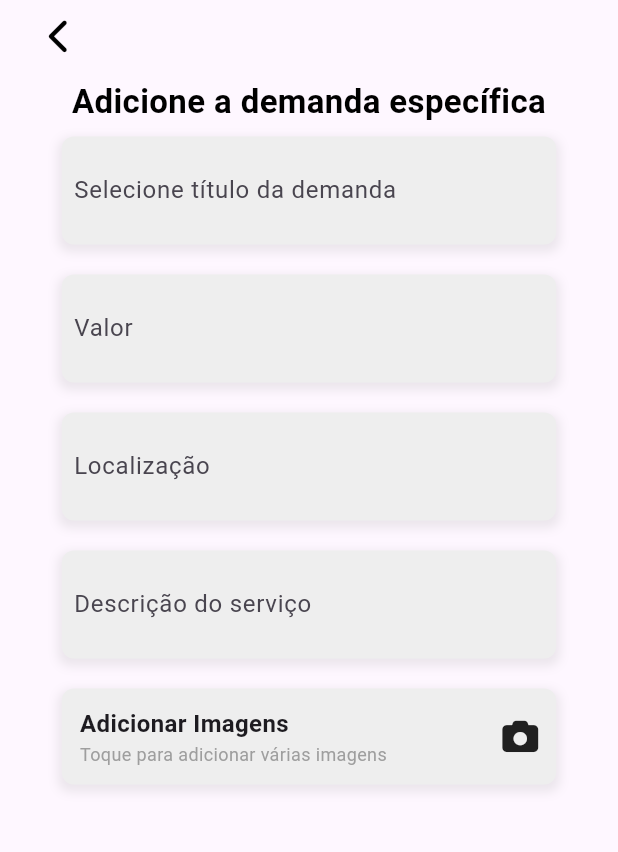
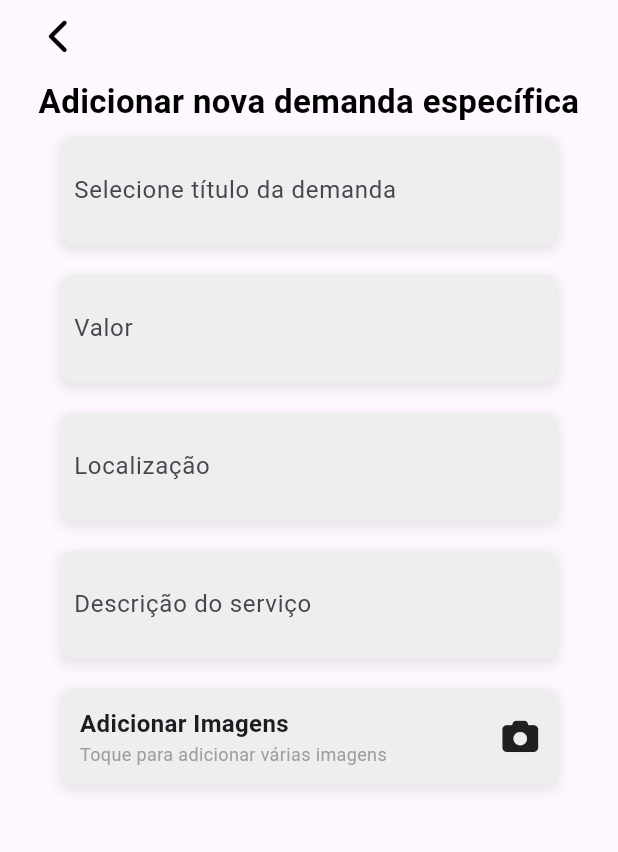
Before and after one commit to Felipe7690/ConectaWork, a Flutter app: the NovaDemanda screen opened directly, on a phone screen of 412 x 824 dp, the part 84-936 px from its top. Run offline on Flutter 3.47's test engine with Material 3 defaults, Android fonts, the phone set to English and light mode, and no system bars; our stand-ins replace font_awesome_flutter, image_picker, searchfield; missing offline and left inert: flutter_floating_bottom_bar.

Commit message:
Ajuste no português

```diff
--- a/trabalho_conecta_work/lib/pages/nova_demanda.dart
+++ b/trabalho_conecta_work/lib/pages/nova_demanda.dart
@@ -12,23 +12,19 @@ class NovaDemanda extends StatefulWidget {
 }
 
 class _NovaDemandaState extends State<NovaDemanda> {
-  // Controladores para os campos de texto
   final TextEditingController _titleController = TextEditingController();
   final TextEditingController _valueController = TextEditingController();
   final TextEditingController _locationController = TextEditingController();
   final TextEditingController _descriptionController = TextEditingController();
-  List<XFile>? _imageFiles; // Armazena as imagens selecionadas
+  List<XFile>? _imageFiles;
 
-  // Títulos originais para cada campo
   final String _titlePlaceholder = 'Selecione título da demanda';
   final String _valuePlaceholder = 'Valor';
   final String _locationPlaceholder = 'Localização';
   final String _descriptionPlaceholder = 'Descrição do serviço';
   final String _imagePlaceholder = 'Adicionar Imagens';
 
-
-  Widget _buildEditableField(String placeholder, TextEditingController controller,
-      {bool isNumeric = false}) {
+  Widget _buildEditableField(String placeholder, TextEditingController controller, {bool isNumeric = false}) {
     return Padding(
       padding: const EdgeInsets.only(bottom: 20.0),
       child: Container(
@@ -36,52 +32,49 @@ class _NovaDemandaState extends State<NovaDemanda> {
         padding: const EdgeInsets.all(8.0),
         decoration: BoxDecoration(
           color: Colors.grey[200],
-          borderRadius: BorderRadius.circular(8.0), // Bordas arredondadas
+          borderRadius: BorderRadius.circular(8.0),
           boxShadow: [
             BoxShadow(
               color: Colors.grey.withOpacity(0.2),
               spreadRadius: 2,
               blurRadius: 5,
-              offset: const Offset(0, 3), // Sombra para baixo
+              offset: const Offset(0, 3),
             ),
           ],
         ),
         child: Focus(
           onFocusChange: (hasFocus) {
             if (!hasFocus && controller.text.isEmpty) {
-              controller.text = ''; // Retorna ao texto original se não houver alteração
+              controller.text = '';
             } else if (!hasFocus && controller.text.isNotEmpty) {
-              controller.text = controller.text; // Mantém o texto se foi alterado
+              controller.text = controller.text;
             }
           },
           child: TextField(
             controller: controller,
             decoration: InputDecoration(
-              labelText: controller.text.isEmpty ? placeholder : '', // Esconde o texto original ao editar
-              border: InputBorder.none, // Remove a borda padrão
+              labelText: controller.text.isEmpty ? placeholder : '',
+              border: InputBorder.none,
               prefixText: isNumeric ? 'R\$ ' : null,
             ),
             keyboardType: isNumeric ? TextInputType.numberWithOptions(decimal: true) : TextInputType.text,
             onTap: () {
-              // Limpa o campo ao tocar
               if (controller.text == placeholder) {
-                controller.clear(); // Limpa o texto placeholder
+                controller.clear();
               }
             },
             onChanged: (value) {
-              // Atualiza a visibilidade do placeholder
               if (isNumeric) {
-                // Formata o valor para real
-                value = value.replaceAll(RegExp(r'[^\d]'), ''); // Remove tudo que não for dígito
+                value = value.replaceAll(RegExp(r'[^\d]'), '');
                 if (value.isNotEmpty) {
-                  double parsedValue = double.parse(value) / 100; // Converte para real
-                  controller.text = parsedValue.toStringAsFixed(2).replaceAll('.', ','); // Formata como moeda
-                  controller.selection = TextSelection.fromPosition(TextPosition(offset: controller.text.length)); // Move o cursor para o final
+                  double parsedValue = double.parse(value) / 100;
+                  controller.text = parsedValue.toStringAsFixed(2).replaceAll('.', ',');
+                  controller.selection = TextSelection.fromPosition(TextPosition(offset: controller.text.length));
                 } else {
-                  controller.text = ''; // Limpa se vazio
+                  controller.text = '';
                 }
               } else if (value.isEmpty) {
-                controller.text = placeholder; // Se o campo estiver vazio, redefine para o placeholder
+                controller.text = placeholder;
               }
             },
           ),
@@ -89,7 +82,6 @@ class _NovaDemandaState extends State<NovaDemanda> {
       ),
     );
   }
-
 
   Future<void> _selectImages() async {
     final ImagePicker picker = ImagePicker();
@@ -105,20 +97,18 @@ class _NovaDemandaState extends State<NovaDemanda> {
   Widget build(BuildContext context) {
     return Scaffold(
       appBar: const MyAppBar(showAddIcon: false),
-
       body: Padding(
         padding: const EdgeInsets.symmetric(horizontal: 16.0),
         child: Column(
           crossAxisAlignment: CrossAxisAlignment.center,
           children: [
-
             Row(
               mainAxisAlignment: MainAxisAlignment.start,
               children: [
                 IconButton(
-                  icon: const FaIcon(FontAwesomeIcons.chevronLeft, color: Colors.black), // Ícone de voltar
+                  icon: const FaIcon(FontAwesomeIcons.chevronLeft, color: Colors.black),
                   onPressed: () {
-                    Navigator.pop(context); // Volta para a página anterior
+                    Navigator.pop(context);
                   },
                 ),
                 const SizedBox(width: 4),
@@ -127,7 +117,7 @@ class _NovaDemandaState extends State<NovaDemanda> {
             const SizedBox(height: 4),
             const Center(
               child: Text(
-                'Adicione a demanda específica',
+                'Adicionar nova demanda específica',
                 style: TextStyle(
                   fontSize: 22,
                   fontWeight: FontWeight.bold,
@@ -137,30 +127,26 @@ class _NovaDemandaState extends State<NovaDemanda> {
               ),
             ),
             const SizedBox(height: 8),
-
-
             _buildEditableField(_titlePlaceholder, _titleController),
             _buildEditableField(_valuePlaceholder, _valueController, isNumeric: true),
             _buildEditableField(_locationPlaceholder, _locationController),
             _buildEditableField(_descriptionPlaceholder, _descriptionController),
-
-
             Padding(
-              padding: const EdgeInsets.only(bottom: 20.0), // Aumenta ainda mais o espaçamento abaixo do campo de imagens
+              padding: const EdgeInsets.only(bottom: 20.0),
               child: GestureDetector(
                 onTap: _selectImages,
                 child: Container(
                   width: MediaQuery.of(context).size.width * 0.8,
-                  padding: const EdgeInsets.all(12.0), // Aumenta o padding para um botão mais evidente
+                  padding: const EdgeInsets.all(12.0),
                   decoration: BoxDecoration(
-                    color: Colors.grey[200], // Cor de fundo leve
-                    borderRadius: BorderRadius.circular(8.0), // Bordas arredondadas
+                    color: Colors.grey[200],
+                    borderRadius: BorderRadius.circular(8.0),
                     boxShadow: [
                       BoxShadow(
                         color: Colors.grey.withOpacity(0.2),
                         spreadRadius: 2,
                         blurRadius: 5,
-                        offset: const Offset(0, 3), // Sombra para baixo
+                        offset: const Offset(0, 3),
                       ),
                     ],
                   ),
@@ -176,23 +162,22 @@ class _NovaDemandaState extends State<NovaDemanda> {
                           ),
                           Text(
                             'Toque para adicionar várias imagens',
-                            style: TextStyle(fontSize: 12, color: Colors.grey), // Texto de instrução
+                            style: TextStyle(fontSize: 12, color: Colors.grey),
                           ),
                         ],
                       ),
-                      const FaIcon(FontAwesomeIcons.camera), // Ícone da câmera
+                      const FaIcon(FontAwesomeIcons.camera),
                     ],
                   ),
                 ),
               ),
             ),
-            // Exibe as imagens selecionadas
             if (_imageFiles != null && _imageFiles!.isNotEmpty)
               Wrap(
                 spacing: 8.0,
                 children: _imageFiles!.map((image) {
                   return Image.file(
-                    File(image.path), // A classe File deve ser reconhecida agora
+                    File(image.path),
                     width: 60,
                     height: 60,
                     fit: BoxFit.cover,
```
